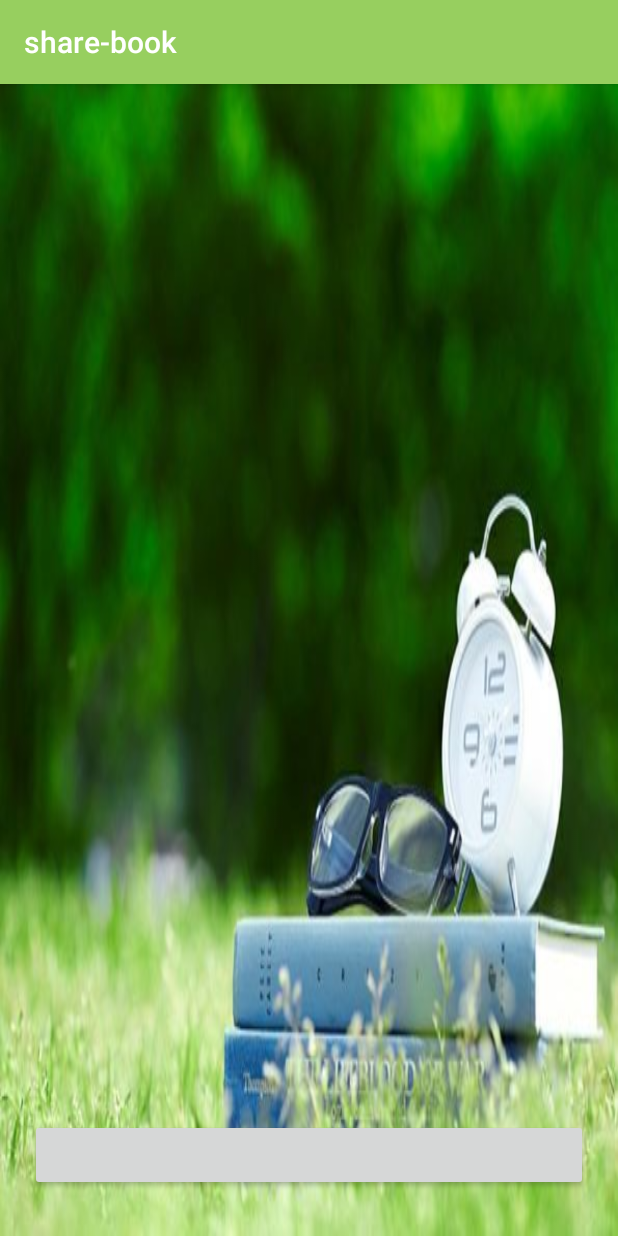
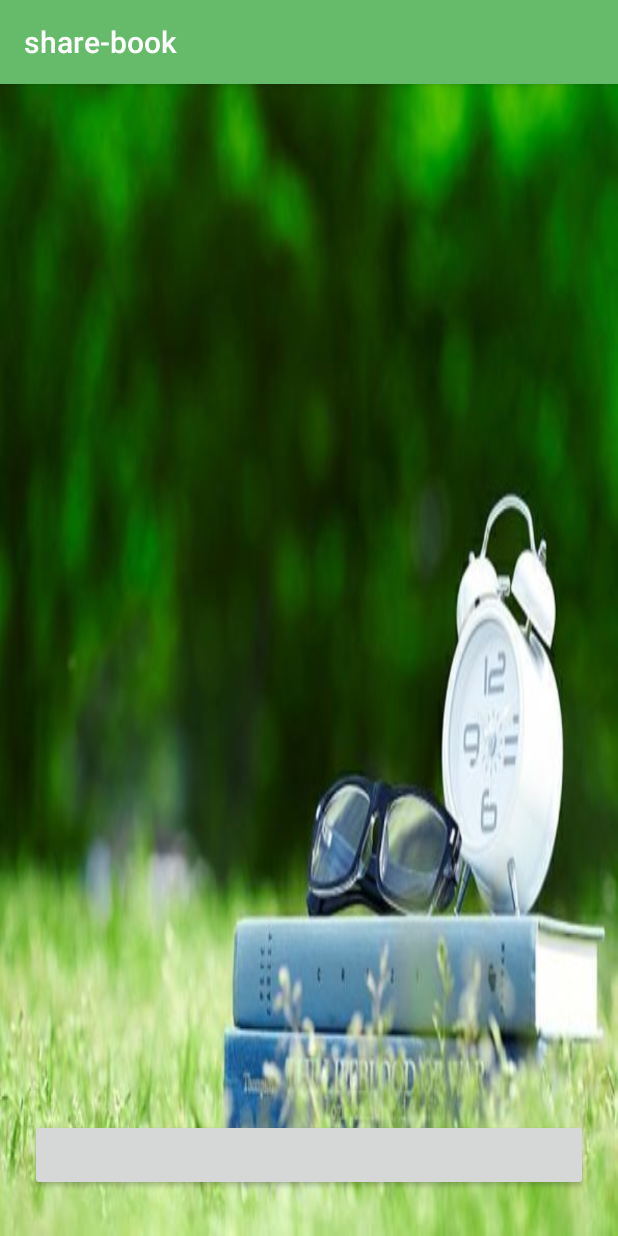
Before and after one commit to choe061/android-study, an Android app: the LoginActivity screen opened directly, with no data from a screen before it, on a phone screen of 412 x 824 dp. Run offline under Robolectric (Android 15) with nearby library versions, the phone set to English and light mode, and no system bars; libraries missing offline, so code that uses them is left out: com.kakao.auth, com.kakao.usermgmt, com.kakao.util; plain views replace LoginButton; 3 statements that could not run were skipped.

```diff
--- a/app/src/main/java/com/choi/share_book/App.java
+++ b/app/src/main/java/com/choi/share_book/App.java
@@ -17,7 +17,7 @@ import com.kakao.auth.KakaoSDK;
  */
 
 public class App extends Application {
-    private AppComponent appComponent;
+    private static AppComponent appComponent;
     @SuppressLint("StaticFieldLeak")
     private static volatile App instance = null;
 
@@ -32,7 +32,7 @@ public class App extends Application {
         KakaoSDK.init(new KakaoSDKAdapter());
     }
 
-    public AppComponent getAppComponent() {
+    public static AppComponent getAppComponent() {
         return appComponent;
     }
 
--- a/app/src/main/java/com/choi/share_book/util/di/AppComponent.java
+++ b/app/src/main/java/com/choi/share_book/util/di/AppComponent.java
@@ -1,5 +1,6 @@
 package com.choi.share_book.util.di;
 
+import com.choi.share_book.util.KakaoSDKAdapter;
 import com.choi.share_book.util.di.module.AppModule;
 import com.choi.share_book.util.di.module.NetModule;
 import com.choi.share_book.view.BaseActivity;
@@ -16,4 +17,5 @@ import dagger.Component;
 @Component(modules = {NetModule.class, AppModule.class})
 public interface AppComponent {
     void inject(BaseActivity activity);
+    void inject(KakaoSDKAdapter adapter);
 }
--- a/app/src/main/java/com/choi/share_book/util/di/module/AppModule.java
+++ b/app/src/main/java/com/choi/share_book/util/di/module/AppModule.java
@@ -1,6 +1,9 @@
 package com.choi.share_book.util.di.module;
 
 import android.app.Application;
+
+import com.choi.share_book.util.KakaoSDKAdapter;
+import com.kakao.auth.KakaoSDK;
 
 import javax.inject.Singleton;
 
@@ -12,10 +15,11 @@ import dagger.Provides;
  */
 @Module
 public class AppModule {
-    Application application;
+    private Application application;
 
     public AppModule(Application application) {
         this.application = application;
+//        KakaoSDK.init(new KakaoSDKAdapter());
     }
 
     @Provides
--- a/app/src/main/res/values/colors.xml
+++ b/app/src/main/res/values/colors.xml
@@ -1,6 +1,6 @@
 <?xml version="1.0" encoding="utf-8"?>
 <resources>
-    <color name="colorPrimary">#97CF5F</color>
-    <color name="colorPrimaryDark">#86B243</color>
-    <color name="colorAccent">#FF4081</color>
+    <color name="colorPrimary">#66bb6a</color>
+    <color name="colorPrimaryDark">#338a3e</color>
+    <color name="colorAccent">#98ee99</color>
 </resources>
```
Also changed, not shown: app/src/main/java/com/choi/share_book/util/ImageUtils.java (added, +51 -0 lines), app/src/main/java/com/choi/share_book/util/KakaoSDKAdapter.java (+10 -1 lines), app/src/main/java/com/choi/share_book/view/MainActivity.java (+16 -1 lines), app/src/main/res/layout/activity_main.xml (+7 -10 lines), 1 other file.
